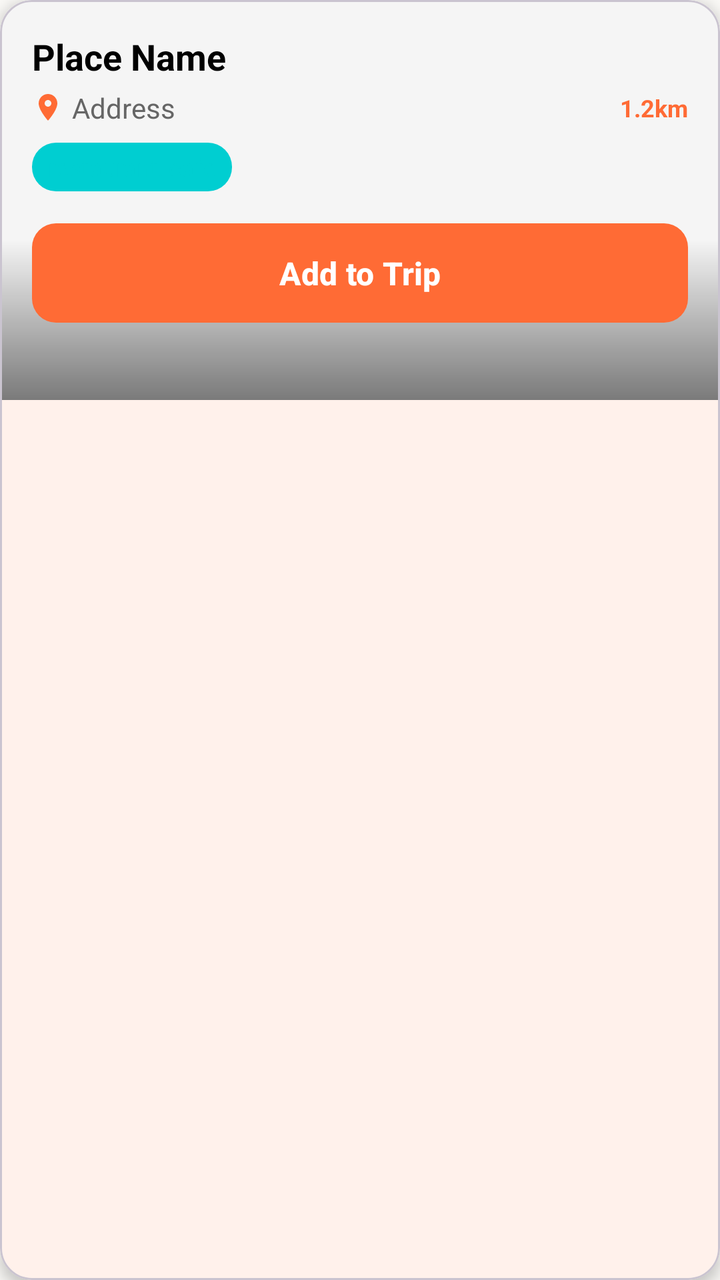
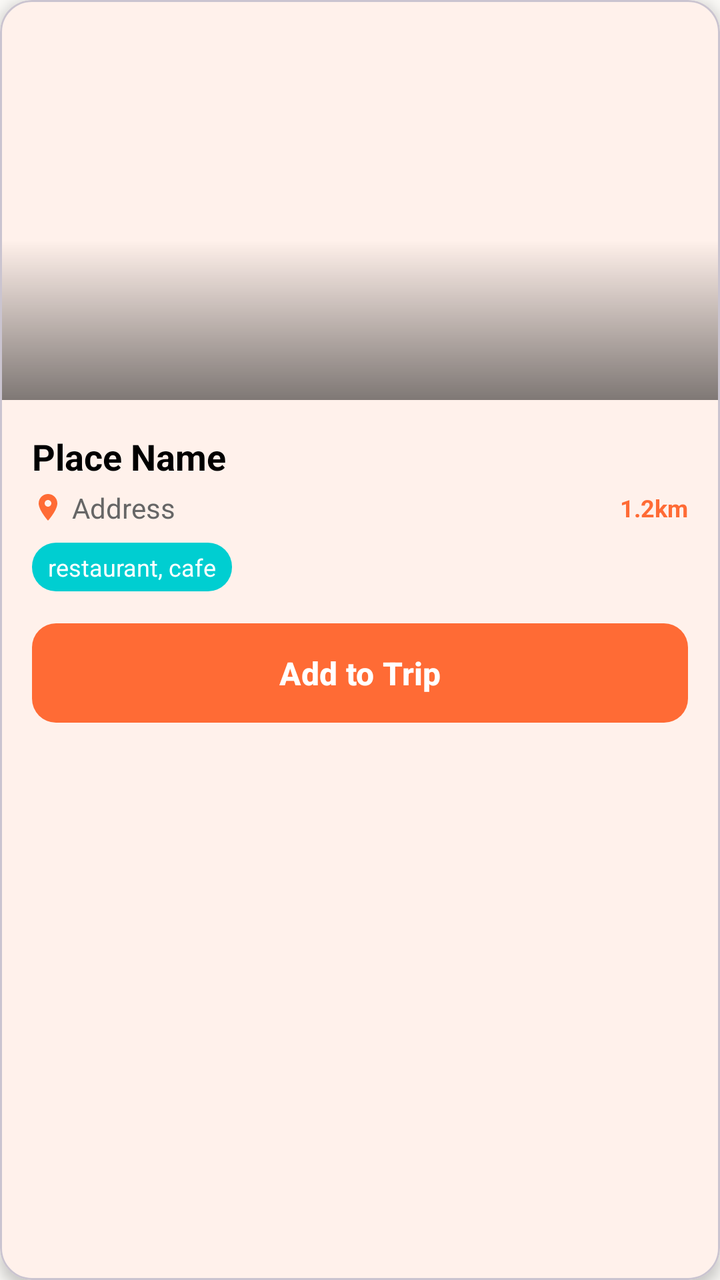

Before-and-after screenshots of an Android layout around one commit, followed by the original layout XML and the change that was made.
<!-- AndroidManifest.xml: application theme Theme.TripTip_Yaron_and_Alon -->
<!-- res/layout/item_nearby_place.xml -->
<?xml version="1.0" encoding="utf-8"?>
<com.google.android.material.card.MaterialCardView
    xmlns:android="http://schemas.android.com/apk/res/android"
    xmlns:app="http://schemas.android.com/apk/res-auto"
    android:layout_width="match_parent"
    android:layout_height="wrap_content"
    android:layout_marginStart="8dp"
    android:layout_marginEnd="8dp"
    android:layout_marginTop="8dp"
    android:layout_marginBottom="8dp"
    app:cardCornerRadius="16dp"
    app:cardElevation="4dp"
    app:cardBackgroundColor="@color/background_white"
    android:clickable="true"
    android:focusable="true"
    android:foreground="?attr/selectableItemBackground">

    <androidx.constraintlayout.widget.ConstraintLayout
        android:layout_width="match_parent"
        android:layout_height="wrap_content">

        
        <FrameLayout
            android:id="@+id/photoContainer"
            android:layout_width="0dp"
            android:layout_height="200dp"
            app:layout_constraintTop_toTopOf="parent"
            app:layout_constraintStart_toStartOf="parent"
            app:layout_constraintEnd_toEndOf="parent">
            
            <ImageView
                android:id="@+id/ivPlacePhoto"
                android:layout_width="match_parent"
                android:layout_height="match_parent"
                android:scaleType="centerCrop"
                android:background="@color/background_light"
                android:transitionName="place_photo" />
            
            
            <View
                android:layout_width="match_parent"
                android:layout_height="80dp"
                android:layout_gravity="bottom"
                android:background="@drawable/gradient_overlay_bottom" />
            
            
            <ImageButton
                android:id="@+id/btnFavorite"
                android:layout_width="40dp"
                android:layout_height="40dp"
                android:layout_gravity="top|end"
                android:layout_margin="12dp"
                android:src="@drawable/ic_heart"
                android:background="@drawable/circle_background_white"
                android:contentDescription="Favorite"
                android:tint="@color/orange_primary"
                android:visibility="gone" />
        </FrameLayout>

        
        <LinearLayout
            android:id="@+id/placeInfoContainer"
            android:layout_width="0dp"
            android:layout_height="wrap_content"
            android:orientation="vertical"
            android:padding="16dp"
            app:layout_constraintTop_toBottomOf="@id/ivPlacePhoto"
            app:layout_constraintStart_toStartOf="parent"
            app:layout_constraintEnd_toEndOf="parent">

            
            <TextView
                android:id="@+id/tvPlaceName"
                android:layout_width="wrap_content"
                android:layout_height="wrap_content"
                android:text="Place Name"
                android:textStyle="bold"
                android:textSize="18sp"
                android:textColor="@color/text_primary"
                android:layout_marginBottom="4dp" />

            
            <LinearLayout
                android:layout_width="match_parent"
                android:layout_height="wrap_content"
                android:orientation="horizontal"
                android:gravity="center_vertical"
                android:layout_marginBottom="8dp">

                <ImageView
                    android:layout_width="16dp"
                    android:layout_height="16dp"
                    android:src="@drawable/ic_location_pin"
                    android:tint="@color/orange_primary"
                    android:layout_marginEnd="4dp" />

                <TextView
                    android:id="@+id/tvAddress"
                    android:layout_width="0dp"
                    android:layout_height="wrap_content"
                    android:layout_weight="1"
                    android:text="Address"
                    android:textSize="14sp"
                    android:textColor="@color/text_secondary"
                    android:maxLines="2"
                    android:ellipsize="end" />

                <TextView
                    android:id="@+id/tvDistance"
                    android:layout_width="wrap_content"
                    android:layout_height="wrap_content"
                    android:text="1.2km"
                    android:textSize="12sp"
                    android:textColor="@color/orange_primary"
                    android:textStyle="bold"
                    android:layout_marginStart="8dp" />
            </LinearLayout>

            
            <TextView
                android:id="@+id/tvCategories"
                android:layout_width="wrap_content"
                android:layout_height="wrap_content"
                android:text="restaurant, cafe"
                android:textSize="12sp"
                android:textColor="#00CED1"
                android:background="@drawable/rounded_background_turquoise"
                android:paddingStart="8dp"
                android:paddingEnd="8dp"
                android:paddingTop="4dp"
                android:paddingBottom="4dp"
                android:layout_marginBottom="12dp" />

            
            <com.google.android.material.button.MaterialButton
                android:id="@+id/btnAddToTrip"
                android:layout_width="match_parent"
                android:layout_height="wrap_content"
                android:text="Add to Trip"
                style="@style/Widget.TripTip.Button.Primary" />

        </LinearLayout>

    </androidx.constraintlayout.widget.ConstraintLayout>

</com.google.android.material.card.MaterialCardView>
<!-- resources referenced by this layout -->
<resources>
  <color name="background_light">#F5F5F5</color>
  <color name="background_white">#FFFFFF</color>
  <color name="orange_primary">#FF6B35</color>
  <color name="text_primary">#000000</color>
  <color name="text_secondary">#666666</color>
  <!-- drawable circle_background_white (drawable) -->
  <?xml version="1.0" encoding="utf-8"?>
  <shape xmlns:android="http://schemas.android.com/apk/res/android"
      android:shape="oval">
      <solid android:color="@color/background_white" />
      <size
          android:width="40dp"
          android:height="40dp" />
  </shape>
  <!-- drawable gradient_overlay_bottom (drawable) -->
  <?xml version="1.0" encoding="utf-8"?>
  <shape xmlns:android="http://schemas.android.com/apk/res/android">
      <gradient
          android:type="linear"
          android:angle="270"
          android:startColor="#00000000"
          android:centerColor="#40000000"
          android:endColor="#80000000" />
  </shape>
  <!-- drawable ic_heart (drawable) -->
  <vector xmlns:android="http://schemas.android.com/apk/res/android"
      android:width="24dp"
      android:height="24dp"
      android:viewportWidth="24"
      android:viewportHeight="24">
      <path
          android:fillColor="#FF000000"
          android:pathData="M12,21.35l-1.45,-1.32C5.4,15.36 2,12.28 2,8.5 2,5.42 4.42,3 7.5,3c1.74,0 3.41,0.81 4.5,2.09C13.09,3.81 14.76,3 16.5,3 19.58,3 22,5.42 22,8.5c0,3.78 -3.4,6.86 -8.55,11.54L12,21.35z"/>
  </vector>
  <!-- drawable ic_location_pin (drawable) -->
  <vector xmlns:android="http://schemas.android.com/apk/res/android"
      android:width="24dp"
      android:height="24dp"
      android:viewportWidth="24"
      android:viewportHeight="24">
      <path
          android:fillColor="#FF000000"
          android:pathData="M12,2C8.13,2 5,5.13 5,9c0,5.25 7,13 7,13s7,-7.75 7,-13c0,-3.87 -3.13,-7 -7,-7zM12,11.5c-1.38,0 -2.5,-1.12 -2.5,-2.5s1.12,-2.5 2.5,-2.5 2.5,1.12 2.5,2.5 -1.12,2.5 -2.5,2.5z"/>
  </vector>
  <!-- drawable rounded_background_turquoise (drawable) -->
  <?xml version="1.0" encoding="utf-8"?>
  <shape xmlns:android="http://schemas.android.com/apk/res/android"
      android:shape="rectangle">
      <solid android:color="#00CED1" />
      <corners android:radius="12dp" />
  </shape>
  <style name="Widget.TripTip.Button.Primary" parent="Widget.Material3.Button">
          <item name="backgroundTint">@color/orange_primary</item>
          <item name="cornerRadius">12dp</item>
          <item name="android:textColor">@color/text_white</item>
          <item name="android:paddingStart">24dp</item>
          <item name="android:paddingEnd">24dp</item>
          <item name="android:paddingTop">14dp</item>
          <item name="android:paddingBottom">14dp</item>
          <item name="android:textSize">16sp</item>
          <item name="android:textStyle">bold</item>
      </style>
  <color name="text_white">#FFFFFF</color>
  <color name="orange_dark">#E55A2B</color>
  <color name="turquoise">#40E0D0</color>
  <color name="turquoise_dark">#2EB8A6</color>
  <color name="background_beige">#FAF9F6</color>
  <color name="error">#F44336</color>
  <!-- unchanged entries left out for length: 1 -->
</resources>

<!-- the commit's change to res/layout/item_nearby_place.xml (unified diff, before → after) -->
@@ -33,7 +33,6 @@
                 android:layout_width="match_parent"
                 android:layout_height="match_parent"
                 android:scaleType="centerCrop"
-                android:background="@color/background_light"
                 android:transitionName="place_photo" />
             
             
@@ -64,9 +63,10 @@
             android:layout_height="wrap_content"
             android:orientation="vertical"
             android:padding="16dp"
-            app:layout_constraintTop_toBottomOf="@id/ivPlacePhoto"
+            app:layout_constraintTop_toBottomOf="@id/photoContainer"
             app:layout_constraintStart_toStartOf="parent"
-            app:layout_constraintEnd_toEndOf="parent">
+            app:layout_constraintEnd_toEndOf="parent"
+            app:layout_constraintBottom_toBottomOf="parent">
 
             
             <TextView
@@ -123,7 +123,7 @@
                 android:layout_height="wrap_content"
                 android:text="restaurant, cafe"
                 android:textSize="12sp"
-                android:textColor="#00CED1"
+                android:textColor="@color/text_white"
                 android:background="@drawable/rounded_background_turquoise"
                 android:paddingStart="8dp"
                 android:paddingEnd="8dp"
<!-- resource entries referenced after the edit -->
@@ -1,6 +1,5 @@
 <!-- resources referenced by this layout -->
 <resources>
-  <color name="background_light">#F5F5F5</color>
   <color name="background_white">#FFFFFF</color>
   <color name="orange_primary">#FF6B35</color>
   <color name="text_primary">#000000</color>
